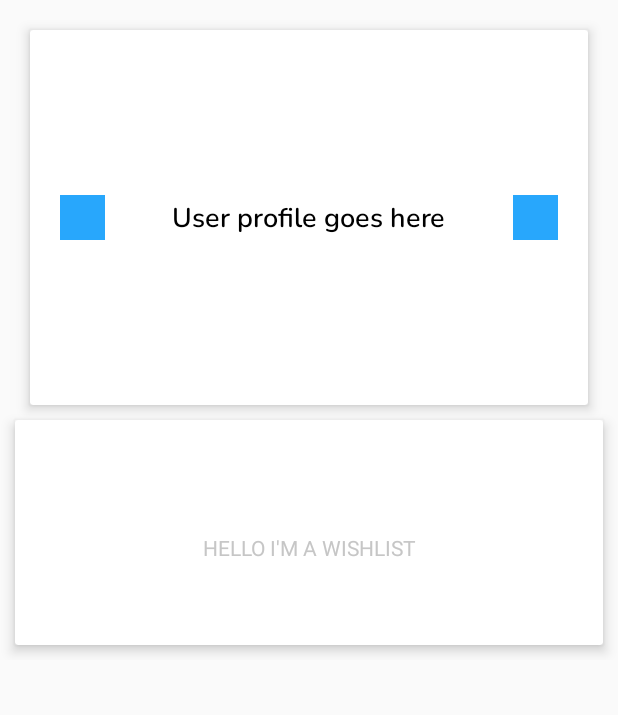
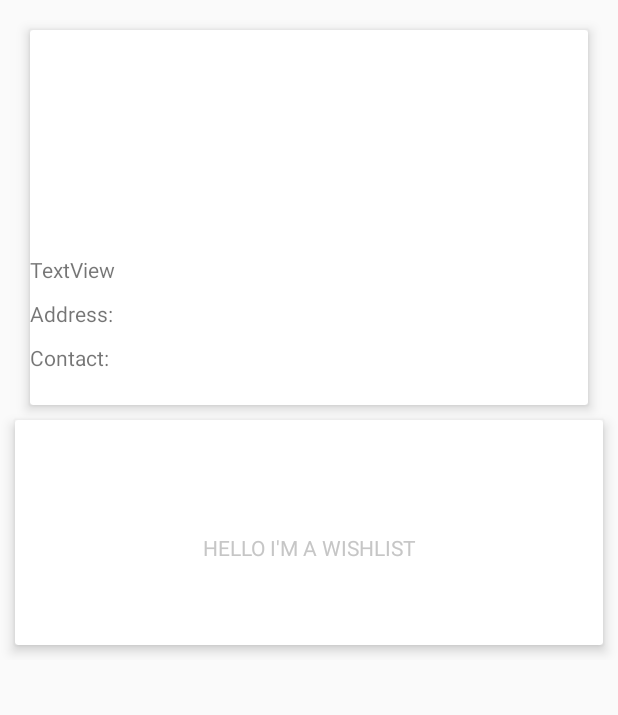
Before and after one commit to Yuki44/WishMe_AndroidApp, an Android app: the HomeFragment screen opened directly, with no data from a screen before it, on a phone screen of 412 x 824 dp, the part 75-790 px from its top. Run offline under Robolectric (Android 15) with nearby library versions, the light colour scheme and no system bars; our stand-ins replace CircleImageView, Firebase (no records; nobody signed in at launch, a user with empty details on screens opened directly); libraries missing offline, so code that uses them is left out: com.nostra13.universalimageloader; 1 statement that could not run was skipped.

Commit message:
small stuff

```diff
--- a/app/src/main/java/com/easv/wishme/wishme_android/entities/User.java
+++ b/app/src/main/java/com/easv/wishme/wishme_android/entities/User.java
@@ -2,9 +2,10 @@ package com.easv.wishme.wishme_android.entities;
 
 public class User {
 
-    String name, email, password, address, contactEmail, image;
+    String name, email, password, address, contactEmail;
+    boolean image;
 
-    public User(String name, String email, String password, String address, String contactEmail, String image) {
+    public User(String name, String email, String password, String address, String contactEmail, boolean image) {
         this.name = name;
         this.email = email;
         this.password = password;
@@ -53,11 +54,11 @@ public class User {
         this.contactEmail = contactEmail;
     }
 
-    public String getImage() {
+    public boolean getImage() {
         return image;
     }
 
-    public void setImage(String image) {
+    public void setImage(boolean image) {
         this.image = image;
     }
 
--- a/app/src/main/res/layout/fragment_home.xml
+++ b/app/src/main/res/layout/fragment_home.xml
@@ -1,6 +1,7 @@
 <?xml version="1.0" encoding="utf-8"?>
 <android.support.design.widget.CoordinatorLayout xmlns:android="http://schemas.android.com/apk/res/android"
     xmlns:app="http://schemas.android.com/apk/res-auto"
+    xmlns:tools="http://schemas.android.com/tools"
     android:layout_width="match_parent"
     android:layout_height="match_parent">
 
@@ -37,36 +38,60 @@
 
             <RelativeLayout
                 android:layout_width="match_parent"
-                android:layout_height="match_parent">
+                android:layout_height="257dp">
 
-                <ImageView
-                    android:id="@+id/iconLeftCardView"
-                    android:layout_width="30dp"
-                    android:layout_height="30dp"
-                    android:layout_centerVertical="true"
-                    android:layout_marginStart="20dp"
-                    android:elevation="3dp"
-                    android:src="@color/darkerSkyBlue" />
+                <de.hdodenhof.circleimageview.CircleImageView
+                    android:id="@+id/profileImage"
+                    android:layout_width="150dp"
+                    android:layout_height="150dp"
+                    android:elevation="10dp"
+                    app:civ_border_color="@color/lightGrey"
+                    app:civ_border_width="0dp" />
+                <GridLayout
+                    android:layout_width="match_parent"
+                    android:layout_height="wrap_content"
+                    android:columnCount="2"
+                    android:layout_below="@+id/profileImage"
+                    android:rowCount="3">
 
-                <TextView
-                    android:id="@+id/tvMiddleCardView"
-                    android:layout_width="wrap_content"
-                    android:layout_height="wrap_content"
-                    android:layout_centerInParent="true"
-                    android:fontFamily="@font/nunito_semibold"
-                    android:text="User profile goes here"
-                    android:textColor="@color/black"
-                    android:textSize="18sp" />
+                    <TextView
+                        android:layout_width="wrap_content"
+                        android:layout_height="wrap_content"
+                        android:text="TextView"
+                        tools:text="Name: "
+                        android:paddingBottom="10dp"/>
+                    <TextView
+                        android:layout_width="wrap_content"
+                        android:layout_height="wrap_content"
+                        android:id="@+id/nameTV" />
+                    <TextView
+                        android:layout_width="wrap_content"
+                        android:layout_height="wrap_content"
+                        android:text="Address:"
+                        tools:text="Address:"
+                        android:paddingBottom="10dp"/>
+                    <TextView
+                        android:layout_width="wrap_content"
+                        android:layout_height="wrap_content"
+                        android:id="@+id/addressTV" />
+                    <TextView
+                        android:layout_width="wrap_content"
+                        android:layout_height="wrap_content"
+                        android:text="Contact:"
+                        android:paddingBottom="10dp"/>
+                    <TextView
+                        android:layout_width="wrap_content"
+                        android:layout_height="wrap_content"
+                        android:id="@+id/contactTV" />
 
-                <ImageView
-                    android:id="@+id/iconRightCardView"
-                    android:layout_width="30dp"
-                    android:layout_height="30dp"
-                    android:layout_alignParentEnd="true"
-                    android:layout_centerVertical="true"
-                    android:layout_marginEnd="20dp"
-                    android:elevation="3dp"
-                    android:src="@color/darkerSkyBlue" />
+                </GridLayout>
+
+
+
+
+
+
+
 
             </RelativeLayout>
 
```
